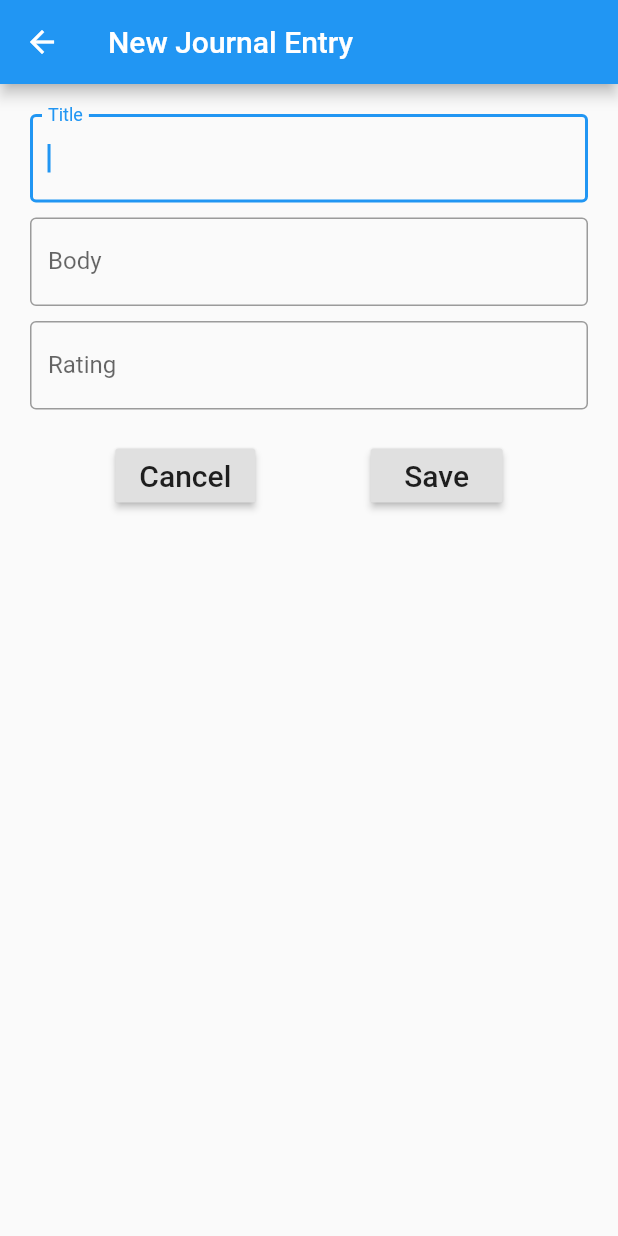
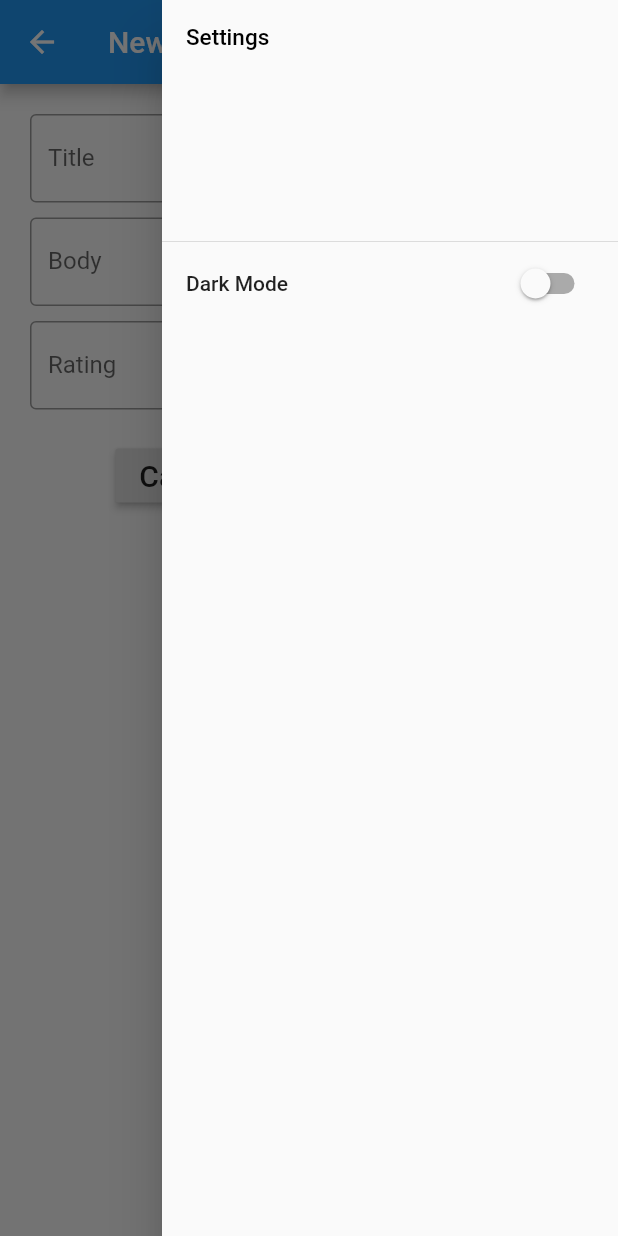
Before and after one commit to camille-marcojos/journal, a Flutter app: the NewEntryScreen screen opened by its route, with the side drawer open (before the commit the screen has no drawer), on a phone screen of 412 x 824 dp. Run offline on Flutter 3.47's test engine with Material 2 defaults, Android fonts, the phone set to English and light mode, and no system bars; our stand-ins replace shared_preferences; accounts and stored records are empty.

Commit message:
add persisting dynamic theme

```diff
--- a/lib/main.dart
+++ b/lib/main.dart
@@ -3,14 +3,19 @@ import 'package:journal/screens/journal_entry_list.dart';
 import 'screens/welcome.dart';
 import 'screens/new_entry.dart';
 import 'screens/journal_entry_list.dart';
+import 'package:shared_preferences/shared_preferences.dart';
 
-void main() {
-  runApp(MyApp());
+void main() async {
+  WidgetsFlutterBinding.ensureInitialized();
+  runApp(MyApp(preferences: await SharedPreferences.getInstance()));
 }
 
 
-class MyApp extends StatelessWidget {
+class MyApp extends StatefulWidget {
   // This widget is the root of your application.
+  final SharedPreferences preferences;
+
+  MyApp({Key key, @required this.preferences}) : super(key : key);
 
   static final routes = {
     WelcomeScreen.routeName: (context) => WelcomeScreen(),
@@ -19,12 +24,28 @@ class MyApp extends StatelessWidget {
   };
 
   @override
+  MyAppState createState() => MyAppState();
+}
+
+class MyAppState extends State<MyApp> {
+
+  static const DARK_THEME = 'darkTheme';
+
+  bool get darkTheme => widget.preferences.getBool(DARK_THEME) ?? false;
+
+  void toggleTheme (bool value) {
+      setState( () {
+        //darkTheme = value;
+        widget.preferences.setBool(DARK_THEME, !darkTheme);
+      });
+    }
+
+  @override
   Widget build(BuildContext context) {
     return MaterialApp(
       title: 'Flutter Demo',
-      theme: ThemeData( primarySwatch: Colors.blue
-      ),
-      routes: routes,
+      theme: darkTheme ? ThemeData.dark() : ThemeData.light(),
+      routes: MyApp.routes,
     );
   }
 }
--- a/lib/screens/new_entry.dart
+++ b/lib/screens/new_entry.dart
@@ -1,17 +1,6 @@
 import 'package:flutter/material.dart';
-import 'package:flutter/services.dart';
-import 'package:journal/screens/journal_entry_list.dart';
-import 'welcome.dart';
-
-class JournalEntryFields {
-  String title;
-  String body;
-  int rating;
-  String toString() {
-    return 'Title: $title, Body: $body, Rating: $rating';
-  }
-}
-
+import '../widgets/journal_entry_form.dart';
+import '../widgets/journal_drawer.dart';
 
 class NewEntryScreen extends StatefulWidget {
 
@@ -23,133 +12,23 @@ class NewEntryScreen extends StatefulWidget {
 
 class _NewEntryScreenState extends State<NewEntryScreen> {
 
-  final formKey = GlobalKey<FormState>();
-  final journalEntryFields = JournalEntryFields();
-
   @override
   Widget build(BuildContext context) {
     return Scaffold(
+      endDrawer: JournalDrawer(),
       appBar: AppBar(
         title: Text('New Journal Entry'),
+        actions: [
+          Builder(
+            builder: (context) => IconButton(
+              icon: Icon(Icons.settings),
+              onPressed: () => Scaffold.of(context).openEndDrawer(),
+              tooltip: MaterialLocalizations.of(context).openAppDrawerTooltip,
+            )
+          )
+        ],
       ),
-      body: SafeArea(
-            child: ListView(
-            children: [
-                    Form(
-                    key: formKey,
-                    child: Padding(
-                      padding: const EdgeInsets.all(20),
-                      child: Column(
-                        children: formFields(context),
-                      )
-                    ),
-                ),
-              Row(
-                mainAxisAlignment: MainAxisAlignment.spaceEvenly,
-                children: [
-                  cancelButton(context),
-                  saveButton(context),
-                ]),
-            ],
-        ),
-      ),
+      body: JournalEntryForm(),
     );
   }
-
-
-  Widget textPlaceholder(BuildContext context) {
-    return Container(
-      child: Text('Add New Entry', style: Theme.of(context).textTheme.headline6));
-  }
-
-  Widget cancelButton(BuildContext context) {
-    return RaisedButton(
-      child: Text('Cancel', style: Theme.of(context).textTheme.headline6),
-      onPressed: () => Navigator.pop(context)
-    );
-  }
-
-  Widget saveButton(BuildContext context) {
-    return RaisedButton(
-      child: Text('Save', style: Theme.of(context).textTheme.headline6),
-      onPressed: () {
-        validateAndSignIn(context);
-        FocusScope.of(context).unfocus();
-      },
-    );
-  }
-
-  List<Widget> formFields(BuildContext context) {
-    return [
-      TextFormField(
-        autofocus: true,
-        decoration: InputDecoration(
-          labelText: 'Title', border: OutlineInputBorder()),
-        validator: (value) => validateTitle(value),
-        onSaved: (value) {
-          // Store value in some object
-          journalEntryFields.title = value;
-        },
-      ),
-      SizedBox(height: 10),
-      TextFormField(
-        autofocus: true,
-        decoration: InputDecoration(
-          labelText: 'Body', border: OutlineInputBorder()),
-        validator: (value) => validateBody(value),
-        onSaved: (value) {
-          // Store value in some object
-          journalEntryFields.body = value;
-        },
-      ),
-      SizedBox(height: 10),
-      TextFormField(
-        autofocus: true,
-        decoration: InputDecoration(
-          labelText: 'Rating', border: OutlineInputBorder()),
-        keyboardType: TextInputType.number,
-        inputFormatters: <TextInputFormatter>[FilteringTextInputFormatter.digitsOnly],
-        validator: (value) => validateRating(value),
-        onSaved: (value) {
-          // Store value in some object
-          journalEntryFields.rating = int.parse(value);
-        },
-      ),
-    ];
-  }
-
-  String validateTitle(String title) {
-    if(title.isEmpty){
-      return 'Please enter a title';
-    }
-    return null;
-  }
-
-  String validateBody(String body){
-    if(body.isEmpty){
-      return 'Please enter a body';
-    }
-    return null;
-
-  }
-
-  String validateRating(String rating){
-    if(rating.isEmpty){
-      return 'Please enter a rating';
-    }
-    return null;
-
-  }
-
-  void validateAndSignIn(BuildContext context) {
-    final formState = formKey.currentState;
-    if(formState.validate()) {
-      print('Logging you in...');
-      formKey.currentState.save();
-      //Database.of(context).saveJournalEntry(journalEntryFields);
-      //Navigator.of(context).pop();
-      Navigator.of(context).pushNamed(EntriesListScreen.routeName);
-    }
-  }
-
 }
--- /dev/null
+++ b/lib/widgets/journal_drawer.dart
@@ -0,0 +1,43 @@
+import 'package:flutter/material.dart';
+import 'package:journal/main.dart';
+
+
+class JournalDrawer extends StatefulWidget {
+
+  @override
+  _JournalDrawerState createState() => _JournalDrawerState();
+
+}
+
+class _JournalDrawerState extends State<JournalDrawer> {
+
+
+  @override
+  Widget build(BuildContext context) {
+
+    MyAppState appState = context.findAncestorStateOfType<MyAppState>();
+
+    return Drawer(
+        child: ListView(
+          padding: EdgeInsets.zero,
+          children: <Widget>[
+            DrawerHeader(
+              margin: EdgeInsets.all(0.0),
+              child: Text(
+                'Settings',
+                style: TextStyle(
+                  color: Colors.black,
+                  fontSize: 15,
+                ),
+              ),
+            ),
+            SwitchListTile(
+              title: const Text('Dark Mode'),
+              value: appState.darkTheme,
+              onChanged: appState.toggleTheme,
+            ),
+          ],
+        ),
+    );
+  }
+}
--- /dev/null
+++ b/lib/widgets/journal_entry_form.dart
@@ -0,0 +1,142 @@
+import 'package:flutter/material.dart';
+import 'package:flutter/services.dart';
+import '../screens/journal_entry_list.dart';
+
+class JournalEntryFields {
+  String title;
+  String body;
+  int rating;
+  String toString() {
+    return 'Title: $title, Body: $body, Rating: $rating';
+  }
+}
+
+class JournalEntryForm extends StatefulWidget {
+
+  @override
+  _JournalEntryFormState createState() => _JournalEntryFormState();
+}
+
+class _JournalEntryFormState extends State<JournalEntryForm> {
+
+  final formKey = GlobalKey<FormState>();
+  final journalEntryFields = JournalEntryFields();
+
+  @override
+  Widget build(BuildContext context) {
+    return SafeArea(
+            child: ListView(
+            children: [
+                    Form(
+                    key: formKey,
+                    child: Padding(
+                      padding: const EdgeInsets.all(20),
+                      child: Column(
+                        children: formFields(context),
+                      )
+                    ),
+                ),
+              Row(
+                mainAxisAlignment: MainAxisAlignment.spaceEvenly,
+                children: [
+                  cancelButton(context),
+                  saveButton(context),
+                ]),
+            ],
+        ),
+      );
+    }
+
+
+  Widget cancelButton(BuildContext context) {
+    return RaisedButton(
+      child: Text('Cancel', style: Theme.of(context).textTheme.headline6),
+      onPressed: () => Navigator.pop(context)
+    );
+  }
+
+  Widget saveButton(BuildContext context) {
+    return RaisedButton(
+      child: Text('Save', style: Theme.of(context).textTheme.headline6),
+      onPressed: () {
+        validateAndSignIn(context);
+        FocusScope.of(context).unfocus();
+      },
+    );
+  }
+
+  List<Widget> formFields(BuildContext context) {
+    return [
+      TextFormField(
+        autofocus: true,
+        decoration: InputDecoration(
+          labelText: 'Title', border: OutlineInputBorder()),
+        validator: (value) => validateTitle(value),
+        onSaved: (value) {
+          // Store value in some object
+          journalEntryFields.title = value;
+        },
+      ),
+      SizedBox(height: 10),
+      TextFormField(
+        autofocus: true,
+        decoration: InputDecoration(
+          labelText: 'Body', border: OutlineInputBorder()),
+        validator: (value) => validateBody(value),
+        onSaved: (value) {
+          // Store value in some object
+          journalEntryFields.body = value;
+        },
+      ),
+      SizedBox(height: 10),
+      TextFormField(
+        autofocus: true,
+        decoration: InputDecoration(
+          labelText: 'Rating', border: OutlineInputBorder()),
+        keyboardType: TextInputType.number,
+        inputFormatters: <TextInputFormatter>[FilteringTextInputFormatter.digitsOnly],
+        validator: (value) => validateRating(value),
+        onSaved: (value) {
+          // Store value in some object
+          journalEntryFields.rating = int.parse(value);
+        },
+      ),
+    ];
+  }
+
+  String validateTitle(String title) {
+    if(title.isEmpty){
+      return 'Please enter a title';
+    }
+    return null;
+  }
+
+  String validateBody(String body){
+    if(body.isEmpty){
+      return 'Please enter a body';
+    }
+    return null;
+
+  }
+
+  String validateRating(String rating){
+    if(rating.isEmpty){
+      return 'Please enter a rating';
+    }else if(int.parse(rating) < 1 || int.parse(rating) > 4 )
+      return 'Please enter a rating between 1-4';
+    else
+      return null;
+  }
+
+  void validateAndSignIn(BuildContext context) {
+    final formState = formKey.currentState;
+    if(formState.validate()) {
+      print('Logging you in...');
+      formKey.currentState.save();
+      //Database.of(context).saveJournalEntry(journalEntryFields);
+      //Navigator.of(context).pop();
+      Navigator.of(context).pushNamed(EntriesListScreen.routeName);
+    }
+  }
+
+}
--- a/pubspec.yaml
+++ b/pubspec.yaml
@@ -28,6 +28,7 @@ dependencies:
   # The following adds the Cupertino Icons font to your application.
   # Use with the CupertinoIcons class for iOS style icons.
   cupertino_icons: ^1.0.0
+  shared_preferences: ^0.5.4
 
 dev_dependencies:
   flutter_test:
```
Also changed, not shown: lib/screens/journal_entry.dart (+15 -0 lines), lib/screens/journal_entry_list.dart (+9 -8 lines), lib/screens/welcome.dart (+19 -2 lines), lib/widgets/journal_scaffold.dart (added, +27 -0 lines), pubspec.lock, 16 other files.
